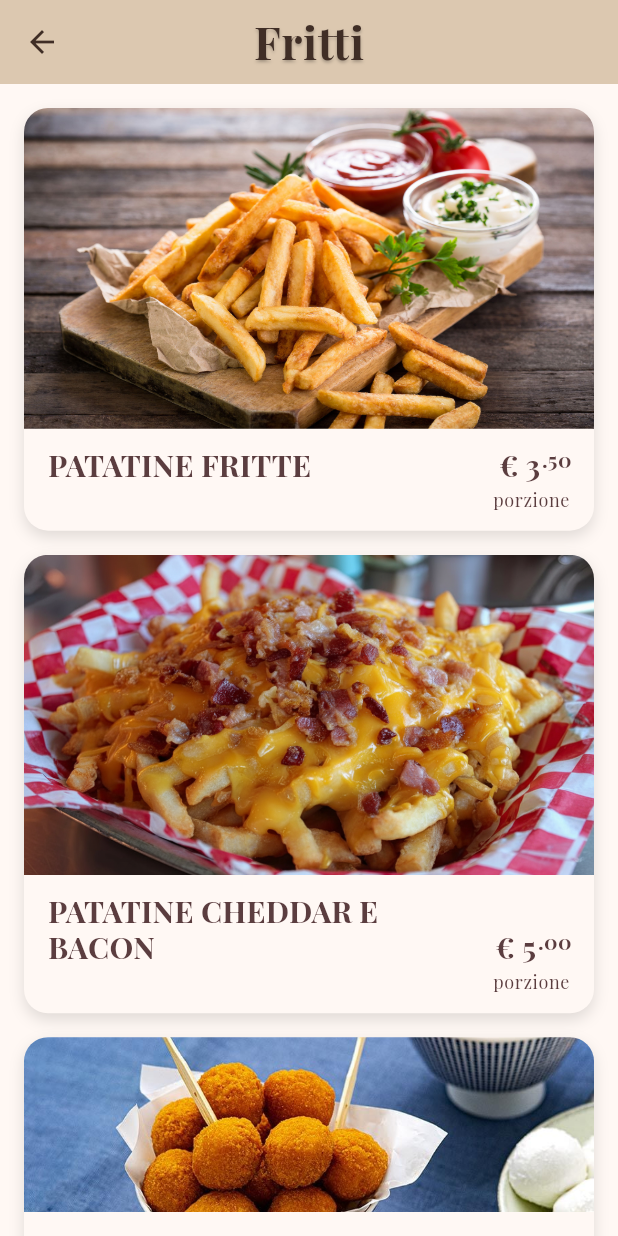
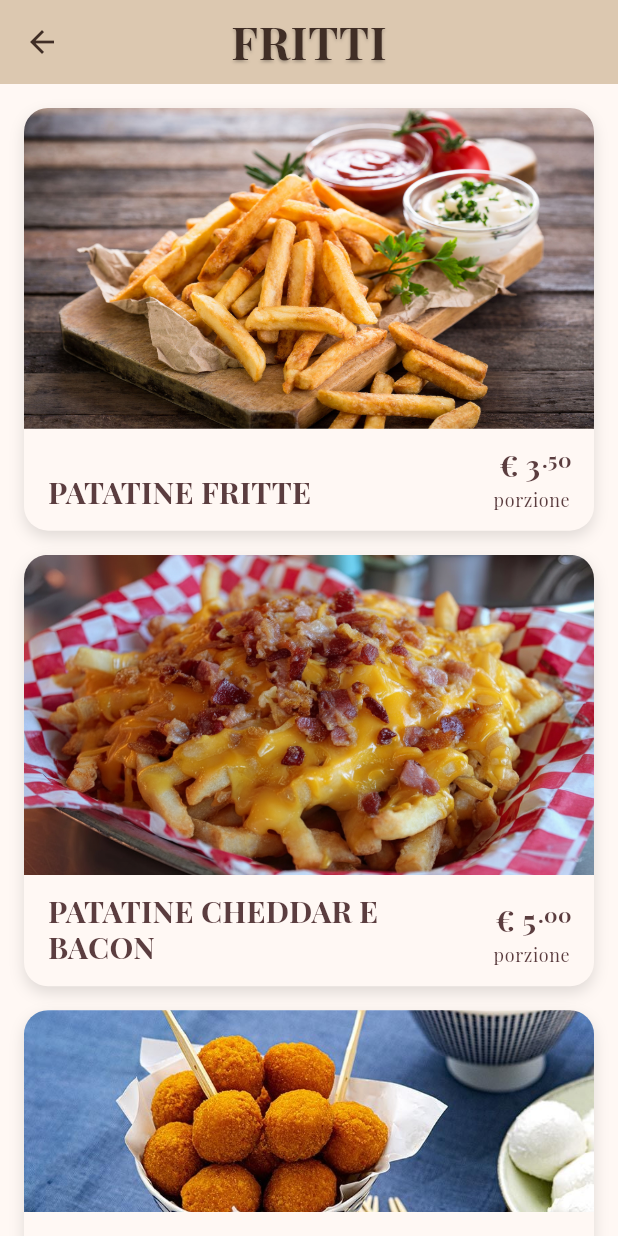
Before and after one commit to AandreaSp/crunchy, a Flutter app: the MenuPage screen opened directly, after a tap on "FRITTI", on a phone screen of 412 x 824 dp. Run offline on Flutter 3.47's test engine with Material 3 defaults, Android fonts, the phone set to English and light mode, and no system bars; project files that could hold a hidden picture were left out.

Commit message:
automatizzazione del menu

```diff
--- a/lib/pages/menu.dart
+++ b/lib/pages/menu.dart
@@ -1,11 +1,42 @@
+  import 'package:crunchy/pages/menu_list.dart';
   import 'package:flutter/material.dart';
   import '../widgets/category_card.dart';
   import '../data/card_menu_repo.dart';
   import '../models/card_menu_category.dart';
-import 'fries.dart';
 
   class MenuPage extends StatelessWidget {
     const MenuPage({super.key});
+
+    String? _mapTitleToCategory(String title) {
+      final t = title.trim().toUpperCase();
+      switch (t) {
+        case 'FRITTI':
+          return 'fritti';
+        case 'PANINI':
+          return 'panini';
+        case 'CARNE':
+          return 'carne';
+        case 'DOLCI':
+          return 'dolci';
+        case 'BEVANDE':
+          return 'bevande';
+        default:
+          return null;
+      }
+    }
+
+    void _openCategory(BuildContext context, MenuCategory c) {
+      final cat = _mapTitleToCategory(c.title);
+      if (cat == null) return;
+      Navigator.of(context).push(
+        MaterialPageRoute(
+          builder: (_) => MenuListPage(
+            category: cat,
+            title: c.title,
+          ),
+        ),
+      );
+    }
 
     @override
     Widget build(BuildContext context) {
@@ -27,6 +58,7 @@ class MenuPage extends StatelessWidget {
               if (categories.isEmpty) {
                 return const Center(child: Text('Nessuna categoria disponibile'));
               }
+
               return ListView.separated(
                 itemCount: categories.length,
                 separatorBuilder: (_, __) => const SizedBox(height: 16),
@@ -35,14 +67,7 @@ class MenuPage extends StatelessWidget {
                   return CategoryCard(
                     title: c.title,
                     imageAsset: c.imageAsset,
-                  onTap: () {
-                    if (c.title.toUpperCase() == 'FRITTI') {
-                      Navigator.of(context).push(
-                        MaterialPageRoute(builder: (_) => const FriesPage()),
-                      );
-                    }
-                    // TODO: aggiungere PANINI, CARNE, DOLCI e BEVANDE
-                  },
+                    onTap: () => _openCategory(context, c),
                   );
                 },
               );
--- a/lib/pages/fries.dart
+++ b/lib/pages/menu_list.dart
@@ -1,19 +1,42 @@
 import 'package:flutter/material.dart';
-import '../widgets/product_card.dart';
 import '../data/menu_repo.dart';
 import '../models/menu_item.dart';
+import '../widgets/product_card.dart';
 
-class FriesPage extends StatelessWidget {
-  const FriesPage({super.key});
+class MenuListPage extends StatelessWidget {
+  final String category;
+  final String title;
+
+  const MenuListPage({
+    super.key,
+    required this.category,
+    required this.title,
+  });
+
+  DescriptionPlacement _placementForCategory(String cat) {
+    switch (cat) {
+      case 'fritti':
+        return DescriptionPlacement.underPrice;
+      case 'carne':
+        return DescriptionPlacement.underTitle;
+      case 'bevande':
+        return DescriptionPlacement.none;
+      case 'dolci':
+      case 'panini':
+        return DescriptionPlacement.underTitle;
+      default:
+        return DescriptionPlacement.underTitle;
+    }
+  }
 
   @override
   Widget build(BuildContext context) {
-    final repo = MenuRepo.load();
+    final future = MenuRepo.load();
 
     return Scaffold(
-      appBar: AppBar(title: const Text('Fritti'), centerTitle: true),
+      appBar: AppBar(title: Text(title), centerTitle: true),
       body: FutureBuilder<List<MenuItem>>(
-        future: repo,
+        future: future,
         builder: (context, snap) {
           if (snap.connectionState != ConnectionState.done) {
             return const Center(child: CircularProgressIndicator());
@@ -21,12 +44,17 @@ class FriesPage extends StatelessWidget {
           if (snap.hasError) {
             return Center(child: Text('Errore nel caricamento: ${snap.error}'));
           }
+
           final all = snap.data ?? const <MenuItem>[];
-          final items = all.where((e) => e.category == 'fritti').toList(growable: false);
+          final cat = category.trim().toLowerCase();
+          final items = all.where((e) => e.category == cat).toList(growable: false);
 
           if (items.isEmpty) {
             return const Center(child: Text('Nessun elemento disponibile'));
           }
+
+          final placement = _placementForCategory(cat);
+
           return Padding(
             padding: const EdgeInsets.all(16),
             child: ListView.separated(
@@ -39,6 +67,7 @@ class FriesPage extends StatelessWidget {
                   title: it.title,
                   price: it.price,
                   description: it.description,
+                  placement: placement,
                 );
               },
             ),
--- a/lib/widgets/product_card.dart
+++ b/lib/widgets/product_card.dart
@@ -1,5 +1,7 @@
 import 'package:flutter/material.dart';
 import 'euro_price.dart';
+
+enum DescriptionPlacement { none, underTitle, underPrice }
 
 class ProductCard extends StatelessWidget {
   final String imageAsset;
@@ -8,27 +10,77 @@ class ProductCard extends StatelessWidget {
   final String? description;
   final VoidCallback? onTap;
   final double aspectRatio;
+  final DescriptionPlacement placement;
 
   const ProductCard({
     super.key,
     required this.imageAsset,
     required this.title,
     required this.price,
-    required this.description,
+    this.description,
     this.onTap,
     this.aspectRatio = 16 / 9,
+    this.placement = DescriptionPlacement.underTitle,
   });
 
   @override
   Widget build(BuildContext context) {
     final cs = Theme.of(context).colorScheme;
+    final hasDesc = description != null && description!.trim().isNotEmpty;
 
-    final card = Ink(
+    // Eventuale descrizione sotto il titolo
+    Widget buildTitleBlock() {
+      return Column(
+        crossAxisAlignment: CrossAxisAlignment.start,
+        children: [
+          Text(
+            title,
+            style: Theme.of(context).textTheme.titleMedium,
+            maxLines: 2,
+            overflow: TextOverflow.ellipsis,
+          ),
+          if (hasDesc && placement == DescriptionPlacement.underTitle)
+            Padding(
+              padding: const EdgeInsets.only(top: 4),
+              child: Text(
+                description!.trim(),
+                style: Theme.of(context).textTheme.bodySmall,
+                textAlign: TextAlign.left,
+              ),
+            ),
+        ],
+      );
+    }
+
+    // Eventuale descrizione sotto il prezzo
+    Widget buildPriceBlock() {
+      return Column(
+        crossAxisAlignment: CrossAxisAlignment.end,
+        children: [
+          EuroPrice(value: price),
+          if (hasDesc && placement == DescriptionPlacement.underPrice)
+            Padding(
+              padding: const EdgeInsets.only(top: 4),
+              child: Text(
+                description!.trim(),
+                style: Theme.of(context).textTheme.bodySmall,
+                textAlign: TextAlign.right,
+              ),
+            ),
+        ],
+      );
+    }
+
+    final core = Ink(
       decoration: BoxDecoration(
         color: cs.surface,
         borderRadius: BorderRadius.circular(16),
         boxShadow: const [
-          BoxShadow(blurRadius: 8, offset: Offset(0, 4), color: Colors.black12),
+          BoxShadow(
+            blurRadius: 8,
+            offset: Offset(0, 4),
+            color: Colors.black12,
+          ),
         ],
       ),
       child: Column(
@@ -42,44 +94,26 @@ class ProductCard extends StatelessWidget {
             ),
           ),
           Padding(
-            padding: const EdgeInsets.fromLTRB(16, 12, 16, 4),
+            padding: const EdgeInsets.fromLTRB(16, 12, 16, 14),
             child: Row(
               crossAxisAlignment: CrossAxisAlignment.end,
               children: [
-                Expanded(
-                  child: Text(
-                    title,
-                    style: Theme.of(context).textTheme.titleMedium,
-                    maxLines: 2,
-                    overflow: TextOverflow.ellipsis,
-                  ),
-                ),
+                Expanded(child: buildTitleBlock()),
                 const SizedBox(width: 12),
-                EuroPrice(value: price),
+                buildPriceBlock(),
               ],
-            ),
-          ),
-          Padding(
-            padding: const EdgeInsets.fromLTRB(16, 0, 16, 14),
-            child: SizedBox(
-              width: double.infinity,
-              child: Text(
-                description!,
-                style: Theme.of(context).textTheme.bodySmall,
-                textAlign: TextAlign.right,
-              ),
             ),
           ),
         ],
       ),
     );
 
-    if (onTap == null) return card;
+    if (onTap == null) return core;
 
     return InkWell(
       borderRadius: BorderRadius.circular(16),
       onTap: onTap,
-      child: card,
+      child: core,
     );
   }
 }
```
Also changed, not shown: asset/menu.json (+5 -5 lines), lib/models/menu_item.dart (+39 -7 lines), lib/pages/home.dart (+25 -6 lines). Lines whose indentation alone changed are shown as unchanged.
